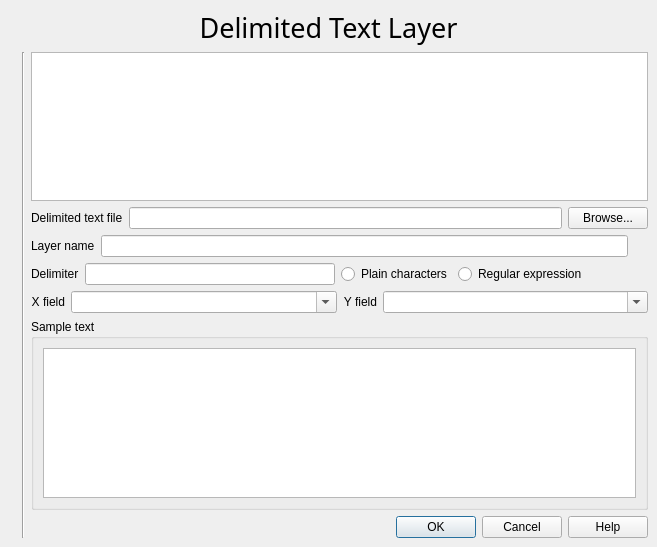
This is src/plugins/delimited_text/qgsdelimitedtextpluginguibase.ui in kadas-albireo/kadas-albireo as Qt 5 draws it before an edit. The edited form follows.
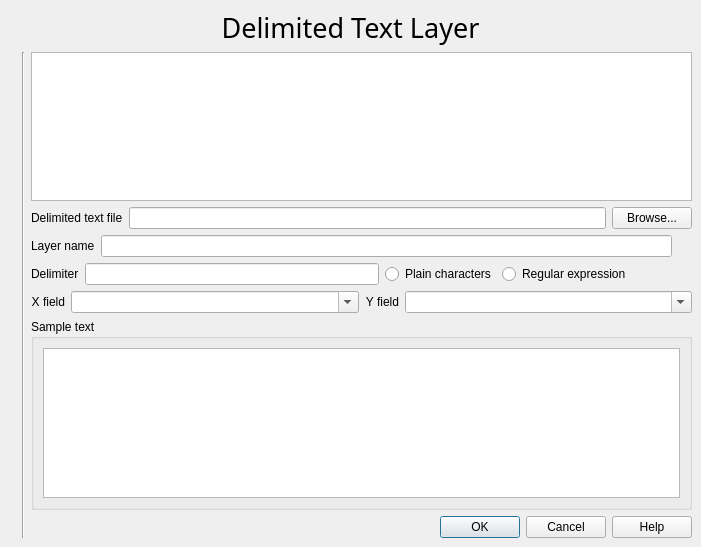
This is the edited form. Icons and pictures are not drawn. Custom widgets are drawn as their Qt base class.

```diff
--- a/src/plugins/delimited_text/qgsdelimitedtextpluginguibase.ui
+++ b/src/plugins/delimited_text/qgsdelimitedtextpluginguibase.ui
@@ -5,7 +5,7 @@
    <rect>
     <x>0</x>
     <y>0</y>
-    <width>657</width>
+    <width>701</width>
     <height>547</height>
    </rect>
   </property>
@@ -19,7 +19,19 @@
    <property name="margin" >
     <number>9</number>
    </property>
-   <property name="spacing" >
+   <property name="topMargin" >
+    <number>9</number>
+   </property>
+   <property name="rightMargin" >
+    <number>9</number>
+   </property>
+   <property name="bottomMargin" >
+    <number>9</number>
+   </property>
+   <property name="horizontalSpacing" >
+    <number>6</number>
+   </property>
+   <property name="verticalSpacing" >
     <number>6</number>
    </property>
    <item row="0" column="0" colspan="3" >
@@ -49,7 +61,10 @@
       <bool>true</bool>
      </property>
      <property name="html" >
-      <string></string>
+      <string>&lt;html>&lt;head>&lt;meta name="qrichtext" content="1" />&lt;style type="text/css">
+p, li { white-space: pre-wrap; }
+&lt;/style>&lt;/head>&lt;body style=" font-family:'Verdana'; font-size:10pt; font-weight:400; font-style:normal;">
+&lt;p style="-qt-paragraph-type:empty; margin-top:0px; margin-bottom:0px; margin-left:0px; margin-right:0px; -qt-block-indent:0; text-indent:0px;">&lt;/p>&lt;/body>&lt;/html></string>
      </property>
     </widget>
    </item>
@@ -71,9 +86,7 @@
      <item>
       <widget class="QComboBox" name="cmbXField" >
        <property name="sizePolicy" >
-        <sizepolicy>
-         <hsizetype>7</hsizetype>
-         <vsizetype>0</vsizetype>
+        <sizepolicy vsizetype="Fixed" hsizetype="Expanding" >
          <horstretch>0</horstretch>
          <verstretch>0</verstretch>
         </sizepolicy>
@@ -105,9 +118,7 @@
      <item>
       <widget class="QComboBox" name="cmbYField" >
        <property name="sizePolicy" >
-        <sizepolicy>
-         <hsizetype>7</hsizetype>
-         <vsizetype>0</vsizetype>
+        <sizepolicy vsizetype="Fixed" hsizetype="Expanding" >
          <horstretch>0</horstretch>
          <verstretch>0</verstretch>
         </sizepolicy>
@@ -249,7 +260,19 @@
       <property name="margin" >
        <number>9</number>
       </property>
-      <property name="spacing" >
+      <property name="topMargin" >
+       <number>9</number>
+      </property>
+      <property name="rightMargin" >
+       <number>9</number>
+      </property>
+      <property name="bottomMargin" >
+       <number>9</number>
+      </property>
+      <property name="horizontalSpacing" >
+       <number>6</number>
+      </property>
+      <property name="verticalSpacing" >
        <number>6</number>
       </property>
       <item row="0" column="0" >
@@ -301,9 +324,7 @@
      <item>
       <widget class="QLineEdit" name="txtDelimiter" >
        <property name="sizePolicy" >
-        <sizepolicy>
-         <hsizetype>7</hsizetype>
-         <vsizetype>0</vsizetype>
+        <sizepolicy vsizetype="Fixed" hsizetype="Expanding" >
          <horstretch>0</horstretch>
          <verstretch>0</verstretch>
         </sizepolicy>
```
Left out of the diff: 72 changed lines with no effect on the pictures.
